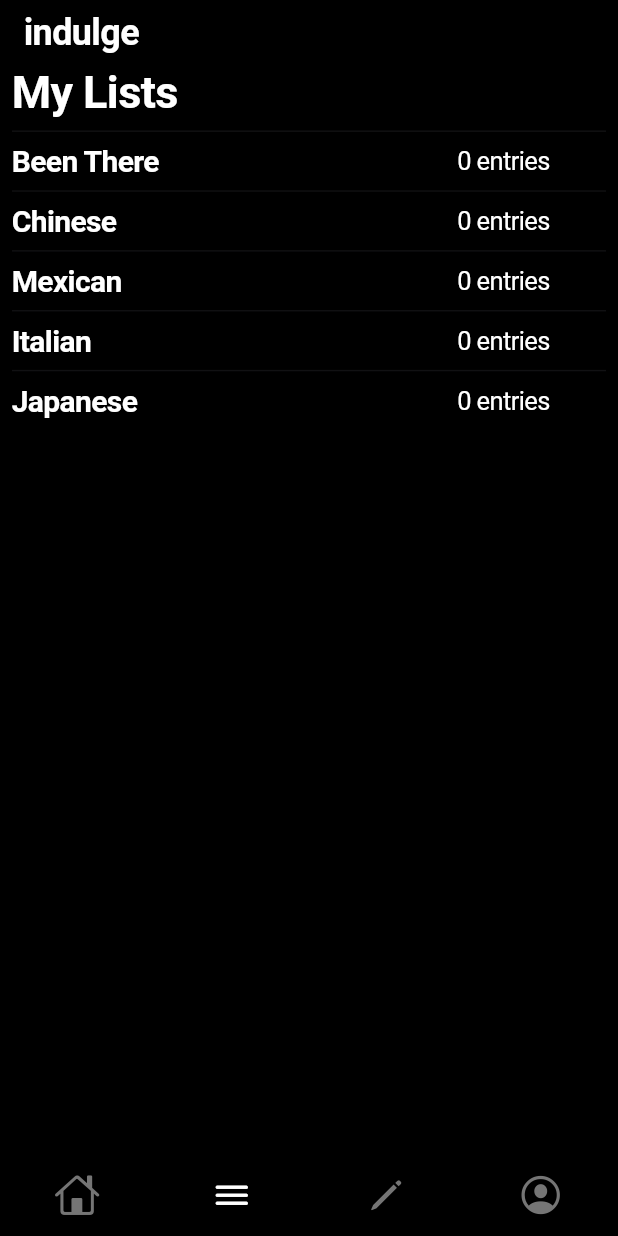
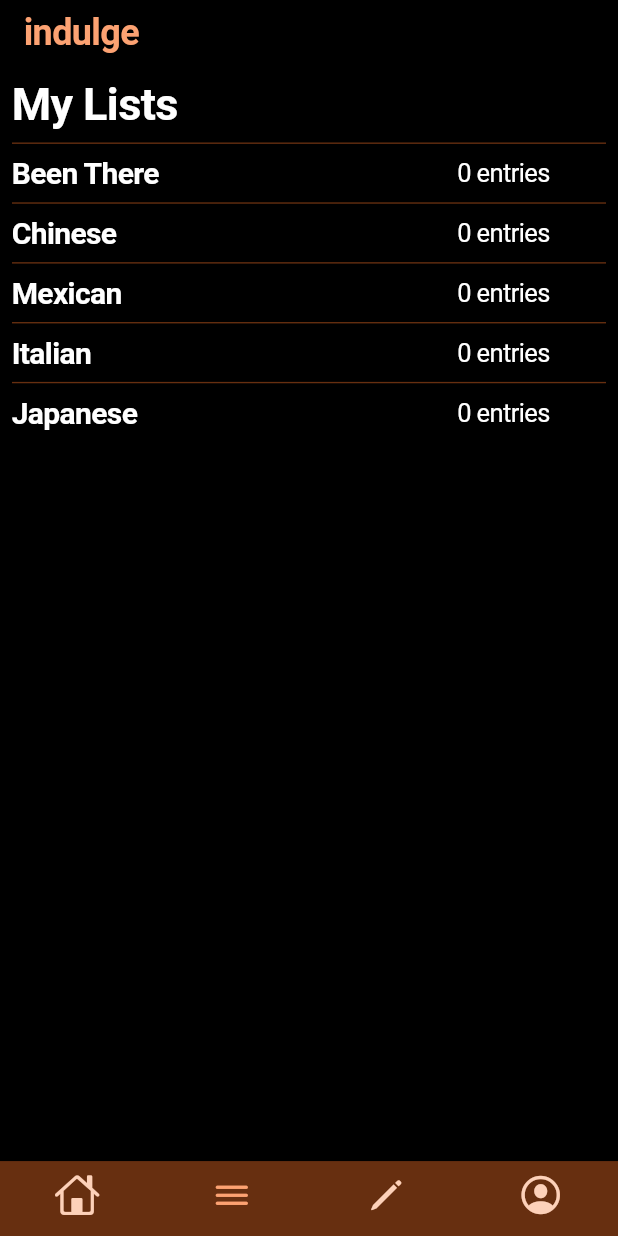
Before and after one commit to snwilson1234/indulge, a Flutter app: the MainPage screen opened directly with empty values, item 2 of the bottom bar chosen, on a phone screen of 412 x 824 dp. Run offline on Flutter 3.47's test engine with Material 3 defaults, Android fonts, the phone set to English and light mode, and no system bars; our stand-ins replace email_validator, flutter_rating, sqflite, sqflite_common_ffi; missing offline and left inert: button_multiselect, enough_platform_widgets; accounts and stored records are empty; network calls fail; statements that could not run were skipped.

Commit message:
messing around with theme

```diff
--- a/lib/common/list_separator.dart
+++ b/lib/common/list_separator.dart
@@ -1,5 +1,6 @@
 
 import 'package:flutter/cupertino.dart';
+import 'package:indulge/common/theme.dart';
 
 class ListSeparator extends StatelessWidget {
   const ListSeparator({super.key});
@@ -8,7 +9,7 @@ class ListSeparator extends StatelessWidget {
   Widget build(BuildContext context) {
     return Container(
       height: 0.9,  // Thickness of the separator
-      color: CupertinoColors.separator,  // iOS separator color
+      color: indulgeSecondary,  // iOS separator color
       margin: const EdgeInsets.symmetric(vertical: 8.0),
     );
   }
--- a/lib/common/theme.dart
+++ b/lib/common/theme.dart
@@ -3,6 +3,7 @@ import 'dart:ui';
 import 'package:flutter/cupertino.dart';
 
 const indulgePrimary = Color.fromRGBO(252, 162, 114, 1);
+const indulgePrimaryInactive = const Color.fromARGB(255, 253, 209, 185);
 const indulgeSecondary = Color.fromRGBO(103, 47, 16, 1);
 
 const CupertinoThemeData indulgeTheme = CupertinoThemeData(
--- a/lib/lists/views/list_detail_view.dart
+++ b/lib/lists/views/list_detail_view.dart
@@ -51,7 +51,7 @@ class ListDetailView extends StatelessWidget {
                     alignment: Alignment.center,
                     child: CupertinoButton(
                       color: CupertinoColors.white,
-                      child: Text(
+                      child: const Text(
                         "Indulged",
                         style: TextStyle(
                           color: CupertinoColors.black
--- a/lib/lists/views/user_lists_view.dart
+++ b/lib/lists/views/user_lists_view.dart
@@ -25,7 +25,7 @@ class _DefaultState extends State<UserListsView> {
     final vm = Provider.of<ListsViewModel>(context);
     return Container(
       color: CupertinoColors.black,
-      padding: const EdgeInsets.symmetric(vertical: 0.0, horizontal: 8.0),
+      padding: const EdgeInsets.all(8.0),
       child: Column(
         crossAxisAlignment: CrossAxisAlignment.start,
         mainAxisAlignment: MainAxisAlignment.center,
--- a/lib/main.dart
+++ b/lib/main.dart
@@ -92,7 +92,7 @@ class _MainPageState extends State<MainPage> {
   Widget build(BuildContext context) {
     return CupertinoPageScaffold(
       navigationBar: CupertinoNavigationBar(
-        backgroundColor: CupertinoColors.black,
+        backgroundColor: indulgeSecondary,
         leading: const Column(
           crossAxisAlignment: CrossAxisAlignment.center,
           mainAxisAlignment: MainAxisAlignment.center,
@@ -102,7 +102,7 @@ class _MainPageState extends State<MainPage> {
               style: TextStyle(
                 fontSize: 24,
                 fontWeight: FontWeight.bold,
-                color: CupertinoColors.white,
+                color: indulgePrimary,
               ),
             ),
           ],
@@ -113,9 +113,9 @@ class _MainPageState extends State<MainPage> {
       child: CupertinoTabScaffold(
         backgroundColor: CupertinoColors.white,
         tabBar: CupertinoTabBar(
-          backgroundColor: CupertinoColors.black,
-          activeColor: CupertinoColors.white,
-          inactiveColor: CupertinoColors.inactiveGray,
+          backgroundColor: indulgeSecondary,
+          activeColor: indulgePrimary,
+          inactiveColor: indulgePrimaryInactive,
           items: const <BottomNavigationBarItem>[
             BottomNavigationBarItem(
               icon: Icon(CupertinoIcons.home),
```
Also changed, not shown: lib/reviews/views/user_reviews_view.dart (+7 -3 lines).
